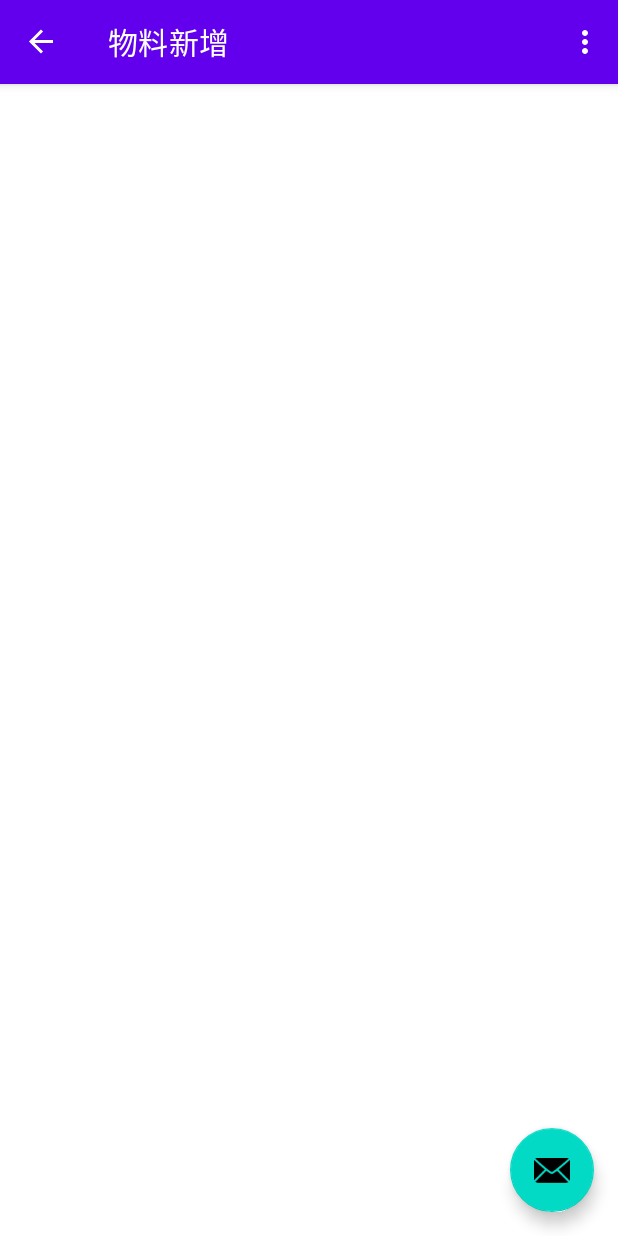
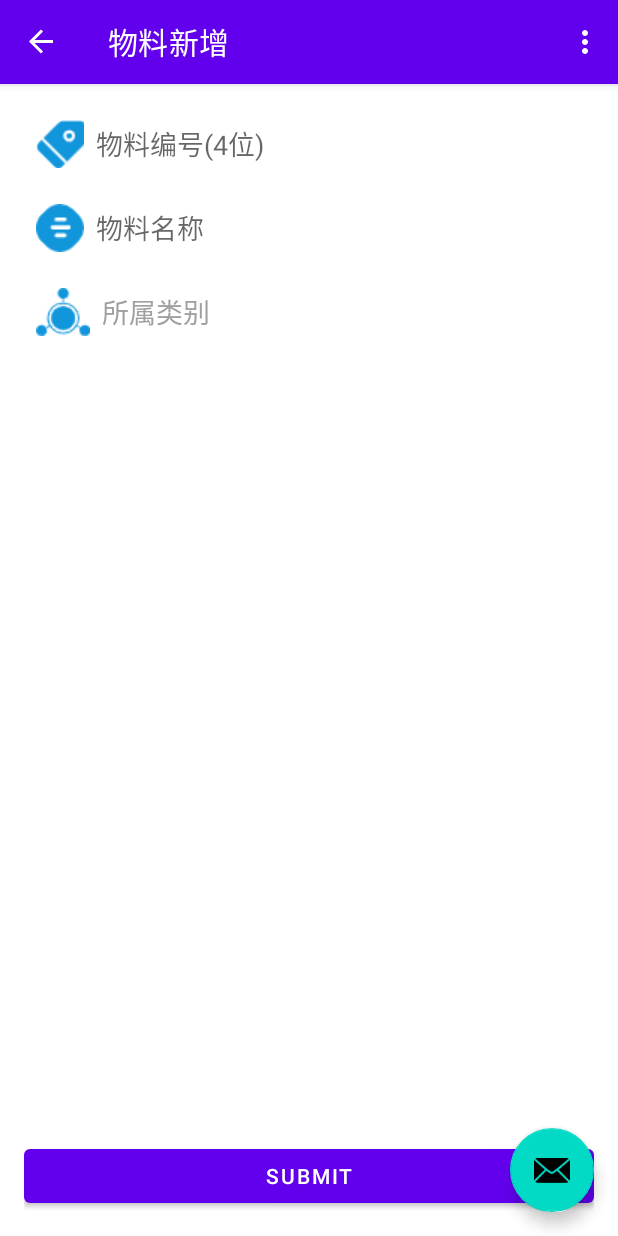
Before and after one commit to 596030631/BRS, an Android app: the screen it shows after launch (MainActivity), after a tap on "物料新增", on a phone screen of 412 x 824 dp. Run offline under Robolectric (Android 15) with nearby library versions, the light colour scheme and no system bars; our stand-ins replace navigation-ui; libraries missing offline, so code that uses them is left out: com.orhanobut.logger, rx.android.schedulers, rx.schedulers; 3 statements that could not run were skipped.

```diff
--- a/android/app/src/main/java/com/shuaijun/brs/retrofit/API.java
+++ b/android/app/src/main/java/com/shuaijun/brs/retrofit/API.java
@@ -18,7 +18,7 @@ public interface API {
     Observable<Classes> classesDelete(@Query("cid") String cid);
 
     @GET("material/add")
-    Observable<Classes> materialAdd(@Query("cid") String cid, @Query("pid") String pid, @Query("name") String name, @Query("icon") String icon);
+    Observable<Classes> materialAdd(@Query("mid") String cid, @Query("cid") String pid, @Query("name") String name, @Query("icon") String icon);
 
     @GET("material/list")
     Observable<Classes> materialList(@Query("pid") String pid);
--- a/android/app/src/main/java/com/shuaijun/brs/ui/material/MaterialAddFragment.kt
+++ b/android/app/src/main/java/com/shuaijun/brs/ui/material/MaterialAddFragment.kt
@@ -1,12 +1,20 @@
 package com.shuaijun.brs.ui.material
 
+import android.app.AlertDialog
+import android.content.Context
 import android.os.Bundle
+import android.util.Log
 import android.view.LayoutInflater
 import android.view.View
 import android.view.ViewGroup
+import android.view.inputmethod.InputMethodManager
 import androidx.fragment.app.Fragment
 import androidx.lifecycle.ViewModelProvider
+import com.google.android.material.snackbar.Snackbar
 import com.shuaijun.brs.databinding.FragmentMaterialAddBinding
+import com.shuaijun.brs.retrofit.RF
+import rx.android.schedulers.AndroidSchedulers
+import rx.schedulers.Schedulers
 
 class MaterialAddFragment : Fragment() {
 
@@ -16,6 +24,7 @@ class MaterialAddFragment : Fragment() {
 
     private lateinit var viewModel: MaterialAddViewModel
     private lateinit var binding: FragmentMaterialAddBinding
+    private var classesDialog: AlertDialog? = null
 
     override fun onCreateView(
         inflater: LayoutInflater, container: ViewGroup?,
@@ -23,9 +32,68 @@ class MaterialAddFragment : Fragment() {
     ): View =
         FragmentMaterialAddBinding.inflate(inflater, container, false).apply { binding = this }.root
 
-
     override fun onActivityCreated(savedInstanceState: Bundle?) {
         super.onActivityCreated(savedInstanceState)
         viewModel = ViewModelProvider(this).get(MaterialAddViewModel::class.java)
+        binding.root.setOnClickListener {
+            val imm: InputMethodManager =
+                requireActivity().getSystemService(Context.INPUT_METHOD_SERVICE) as InputMethodManager
+            imm.hideSoftInputFromWindow(binding.inputCid.windowToken, 0)
+        }
+
+        binding.btnSubmit.setOnClickListener {
+            val imm: InputMethodManager =
+                requireActivity().getSystemService(Context.INPUT_METHOD_SERVICE) as InputMethodManager
+            imm.hideSoftInputFromWindow(binding.inputCid.windowToken, 0)
+            val cid = binding.inputCid.text.toString()
+            val name = binding.inputName.text.toString()
+            val pid = binding.btnPid.text.toString()
+            if (cid.length == 4 && binding.btnPid.text.length == 3) {
+                RF.getInstance().materialAdd(cid, pid, name, "icon")
+                    .subscribeOn(Schedulers.io())
+                    .observeOn(AndroidSchedulers.mainThread())
+                    .subscribe {
+                        Log.d("TAG", it.toString())
+                        if (it.code == 10000) {
+                            Snackbar.make(binding.root, "新增物料成功", Snackbar.LENGTH_SHORT).show()
+                        } else if (it.code == 11011) {
+                            Snackbar.make(binding.root, "物料编号重复", Snackbar.LENGTH_SHORT).show()
+                        } else {
+                            Snackbar.make(binding.root, it.msg, Snackbar.LENGTH_SHORT).show()
+                        }
+                    }
+            } else {
+                Snackbar.make(binding.root, "请完善信息", Snackbar.LENGTH_SHORT).show()
+            }
+        }
+    }
+
+    override fun onStart() {
+        super.onStart()
+        binding.btnPid.setOnClickListener {
+            classesDialog?.show()
+        }
+        RF.getInstance().classesList("all")
+            .map {
+                val array = arrayListOf<String>()
+                for (i in it.classes) {
+                    array.add(i.cid + "\t" + i.name)
+                }
+                return@map array.toTypedArray()
+            }
+            .subscribeOn(Schedulers.io()).observeOn(AndroidSchedulers.mainThread())
+            .subscribe { data ->
+                AlertDialog.Builder(requireContext())
+                    .setItems(data) { dialog, which ->
+                        Log.d("TAG", "which=$which")
+                        binding.btnPid.text = data[which].split('\t')[0]
+                        dialog?.dismiss()
+                    }
+                    .create()
+                    .apply {
+                        classesDialog = this
+                    }
+                    .show()
+            }
     }
 }
--- a/android/app/src/main/res/layout/fragment_material_add.xml
+++ b/android/app/src/main/res/layout/fragment_material_add.xml
@@ -4,8 +4,72 @@
     xmlns:tools="http://schemas.android.com/tools"
     android:layout_width="match_parent"
     android:layout_height="match_parent"
-    tools:viewBindingIgnore="false"
-    tools:context=".ui.material.MaterialAddFragment">
+    android:padding="16dp"
+    tools:context=".ui.material.MaterialAddFragment"
+    tools:viewBindingIgnore="false">
 
 
+    <EditText
+        android:id="@+id/input_cid"
+        android:layout_width="match_parent"
+        android:layout_height="wrap_content"
+        android:autofillHints="类别编号"
+        android:background="@null"
+        android:drawableStart="@drawable/ic_classes_add_id"
+        android:drawablePadding="8dp"
+        android:gravity="center_vertical"
+        android:hint="物料编号(4位)"
+        android:inputType="number"
+        android:maxLength="4"
+        android:maxLines="1"
+        android:padding="8dp"
+        app:layout_constraintEnd_toEndOf="parent"
+        app:layout_constraintStart_toStartOf="parent"
+        app:layout_constraintTop_toTopOf="parent" />
+
+    <EditText
+        android:id="@+id/input_name"
+        android:layout_width="match_parent"
+        android:layout_height="wrap_content"
+        android:layout_marginTop="8dp"
+        android:autofillHints="类别名称"
+        android:background="@null"
+        android:drawableStart="@drawable/ic_classes_add_name"
+        android:drawablePadding="8dp"
+        android:gravity="center_vertical"
+        android:hint="物料名称"
+        android:inputType="text"
+        android:maxLength="18"
+        android:maxLines="1"
+        android:padding="8dp"
+        app:layout_constraintEnd_toEndOf="parent"
+        app:layout_constraintStart_toStartOf="parent"
+        app:layout_constraintTop_toBottomOf="@id/input_cid" />
+
+    <TextView
+        android:id="@+id/btn_pid"
+        android:layout_width="match_parent"
+        android:layout_height="wrap_content"
+        android:layout_marginTop="8dp"
+        android:drawablePadding="8dp"
+        android:gravity="center_vertical"
+        android:padding="8dp"
+        android:text="所属类别"
+        android:textColor="#a0a0a0"
+        android:textSize="18sp"
+        app:drawableStartCompat="@drawable/ic_classes_add_pid"
+        app:layout_constraintEnd_toEndOf="parent"
+        app:layout_constraintStart_toStartOf="parent"
+        app:layout_constraintTop_toBottomOf="@id/input_name" />
+
+
+    <Button
+        android:id="@+id/btn_submit"
+        android:layout_width="match_parent"
+        android:layout_height="wrap_content"
+        android:text="Submit"
+        app:layout_constraintBottom_toBottomOf="parent"
+        app:layout_constraintEnd_toEndOf="parent"
+        app:layout_constraintStart_toStartOf="parent" />
+
 </androidx.constraintlayout.widget.ConstraintLayout>
```
Also changed, not shown: android/app/src/main/java/com/shuaijun/brs/ui/classes/ClassesAddFragment.kt (+7 -7 lines), android/app/src/main/java/com/shuaijun/brs/ui/material/MaterialCatFragment.kt (+10 -0 lines), android/app/src/main/res/layout/fragment_classes_add.xml (+19 -15 lines), 1 other file.
